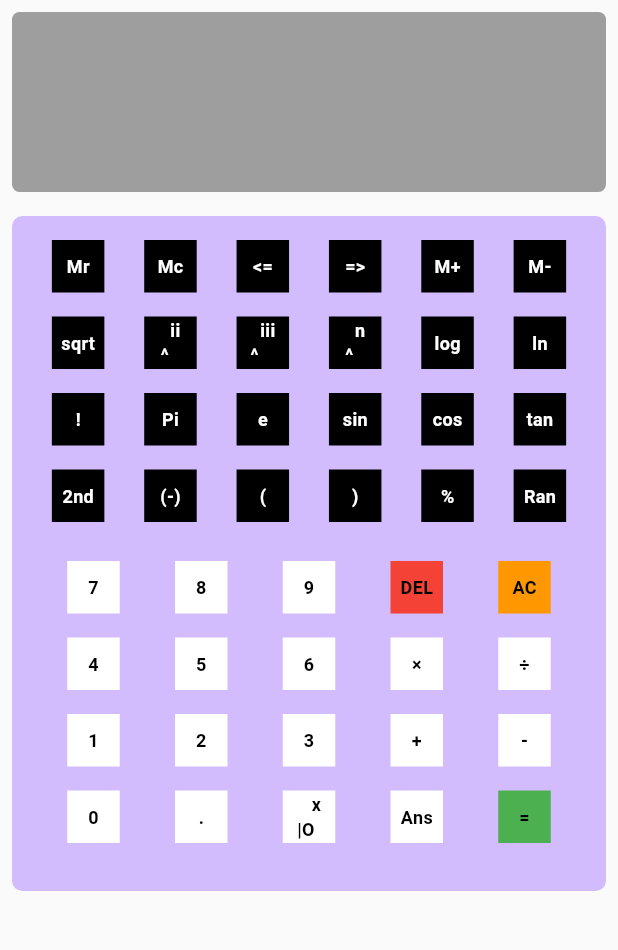
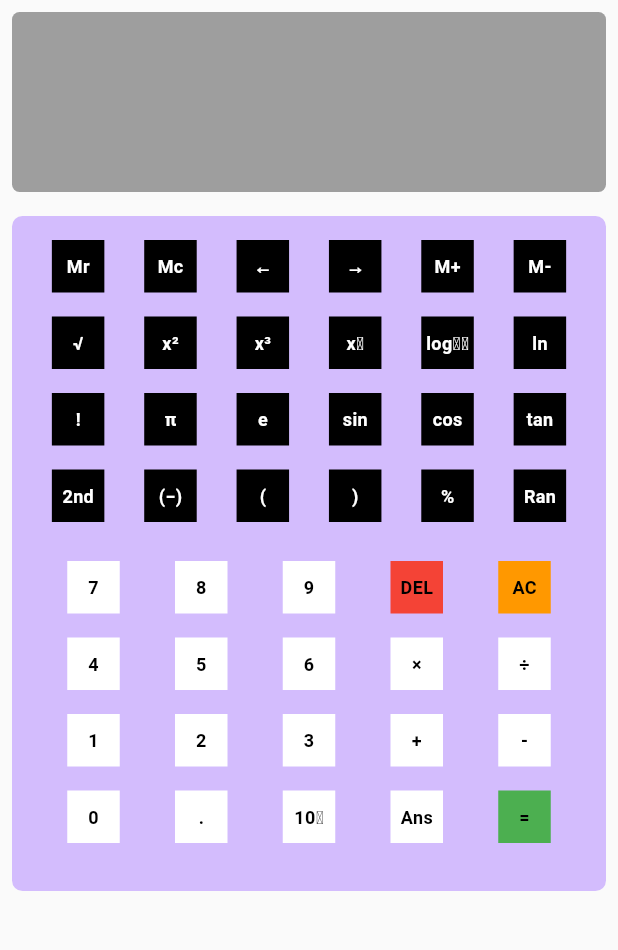
Before and after one commit to Donnubzy/calculator, a Flutter app: the screen it shows after launch, on a phone screen of 412 x 824 dp, the part 84-1034 px from its top. Run offline on Flutter 3.47's test engine with Material 3 defaults, Android fonts, the phone set to English and light mode, and no system bars.

Commit message:
Redesigned the buttons_view.

```diff
--- a/lib/model/calc_logic.dart
+++ b/lib/model/calc_logic.dart
@@ -9,23 +9,25 @@ class CalculatorLogic {
         return a + b;
       case "-" :
         return a - b;
-      case "x" :
+      case "×" :
         return a * b;
-      case "/" :
+      case "÷" :
         if (b == 0) throw Exception("Cannot Divide by Zero");
         return a / b;
-      case 'sqrt' :
+      case '√' :
         return sqrt(a);
-      case squareOf :
+      case "x²" :
         return pow(a, 2).toDouble();
-      case cubeOf :
+      case "x³" :
         return pow(a, 3).toDouble();
-      case raiseToPower :
+      case "xʸ" :
         return pow(a, b).toDouble();
-      case tenRaiseToNumerator :
+      case "10ˣ" :
         return pow(10, a).toDouble();
-      case "log" :
+      case "log₁₀" :
         return log(a) / ln10;
+      // case "log₂" :
+      //   return
       case "ln" :
         return log(a);
       case "!" :
@@ -36,12 +38,14 @@ class CalculatorLogic {
         return trigCos(a);
       case "tan" :
         return trigTan(a);
-      case sinInverse :
+      case "sin⁻¹" :
         return trigSinInv(a);
-      case cosInverse :
+      case "cos⁻¹" :
         return trigCosInv(a);
-      case tanInverse :
+      case "tan⁻¹" :
         return trigTanInv(a);
+      // case "eˣ" :
+      //   return pow(eValue, a).toDouble();
       case "%" :
         return (a / 100) * b;
       case "(" :
--- a/lib/ui/views/buttons_view.dart
+++ b/lib/ui/views/buttons_view.dart
@@ -30,34 +30,36 @@ class ButtonsView extends StatelessWidget {
                       children: [
                         Button(value: "Mr", isScientific: true),
                         Button(value: "Mc", isScientific: true),
-                        Button(value: "<=", isScientific: true),
-                        Button(value: "=>", isScientific: true),
+                        Button(value: "←", isScientific: true),
+                        Button(value: "→", isScientific: true),
                         Button(value: "M+", isScientific: true),
                         Button(value: "M-", isScientific: true),
                       ],
                     ),
-                    const Row(
+                     Row(
                       mainAxisAlignment: MainAxisAlignment.spaceEvenly,
                       children: [
-                        Button(value: "sqrt", isScientific: true),
-                        Button(value: squareOf, isScientific: true),
-                        Button(value: cubeOf, isScientific: true),
-                        Button(value: raiseToPower, isScientific: true),
-                        Button(value: "log", isScientific: true),
-                        Button(value: "ln", isScientific: true),
+                        const Button(value: "√", isScientific: true),
+                        const Button(value: "x²", isScientific: true),
+                        const Button(value: "x³", isScientific: true),
+                        const Button(value: "xʸ", isScientific: true),
+                        Button(value: isInverse ? "log₂" : "log₁₀",
+                            isScientific: true),
+                        const Button(value: "ln", isScientific: true),
                       ],
                     ),
                     Row(
                       mainAxisAlignment: MainAxisAlignment.spaceEvenly,
                       children: [
                         const Button(value: "!", isScientific: true),
-                        const Button(value: "Pi", isScientific: true),
-                        const Button(value: "e", isScientific: true),
-                        Button(value: isInverse ? sinInverse : "sin" ,
+                        const Button(value: "π", isScientific: true),
+                        Button(value: isInverse ? "eˣ" : "e",
                             isScientific: true),
-                        Button(value: isInverse ? cosInverse : "cos",
+                        Button(value: isInverse ? "sin⁻¹" : "sin" ,
                             isScientific: true),
-                        Button(value: isInverse ? tanInverse : "tan",
+                        Button(value: isInverse ? "cos⁻¹" : "cos",
+                            isScientific: true),
+                        Button(value: isInverse ? "tan⁻¹" : "tan",
                             isScientific: true),
                       ],
                     ),
@@ -65,7 +67,7 @@ class ButtonsView extends StatelessWidget {
                       mainAxisAlignment: MainAxisAlignment.spaceEvenly,
                       children: [
                         Button(value: "2nd", isScientific: true),
-                        Button(value: "(-)", isScientific: true),
+                        Button(value: "(−)", isScientific: true),
                         Button(value: "(", isScientific: true),
                         Button(value: ")", isScientific: true),
                         Button(value: "%", isScientific: true),
@@ -108,7 +110,7 @@ class ButtonsView extends StatelessWidget {
                       children: [
                         Button(value: "0", isScientific: false),
                         Button(value: ".", isScientific: false),
-                        Button(value: tenRaiseToNumerator, isScientific: false),
+                        Button(value: "10ˣ", isScientific: false),
                         Button(value: "Ans", isScientific: false),
                         Button(value: "=", isScientific: false),
                       ],
```
Also changed, not shown: lib/model/provider.dart (+24 -22 lines).
